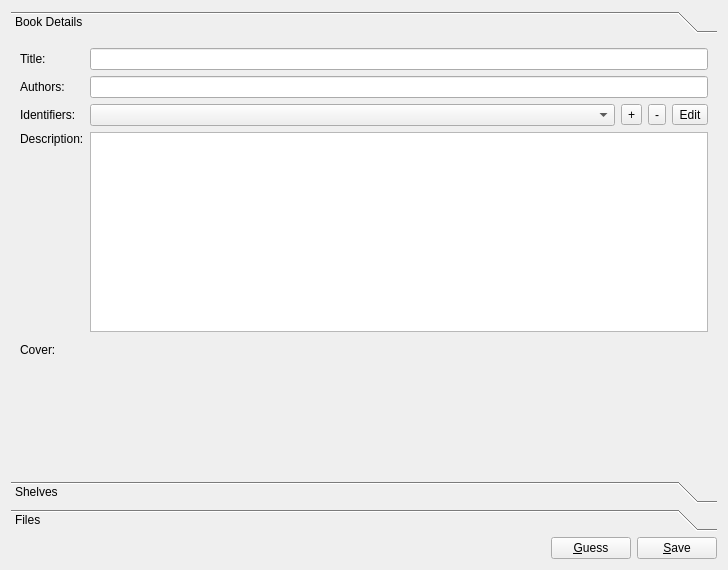
Qt form src/book_editor.ui (chrmorais/aranduka) before a commit.
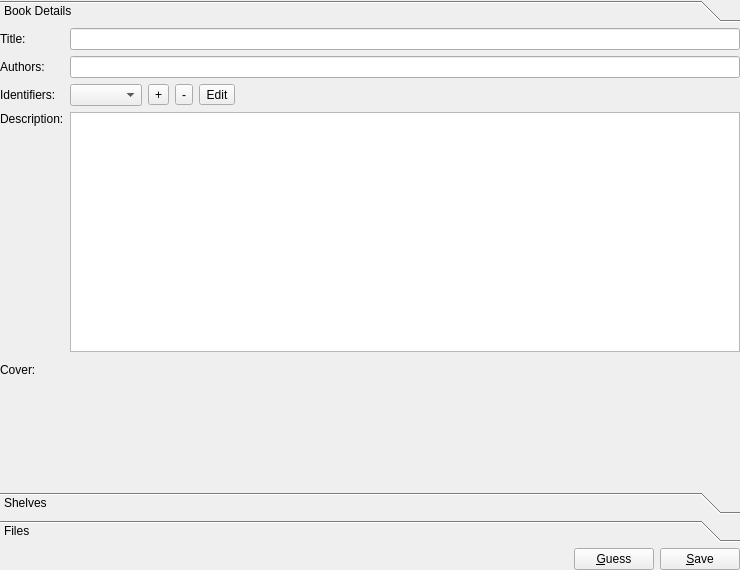
The same form after that commit. The open tabs and pages were chosen to show the change. Icons and pictures are not drawn.

What changed in the file:
```diff
--- a/src/book_editor.ui
+++ b/src/book_editor.ui
@@ -6,7 +6,7 @@
    <rect>
     <x>0</x>
     <y>0</y>
-    <width>728</width>
+    <width>740</width>
     <height>570</height>
    </rect>
   </property>
@@ -14,8 +14,25 @@
    <string>Form</string>
   </property>
   <layout class="QVBoxLayout" name="verticalLayout">
+   <property name="margin">
+    <number>0</number>
+   </property>
    <item>
     <widget class="QToolBox" name="page3">
+     <property name="styleSheet">
+      <string notr="true">::tab:selected {
+     background: qlineargradient(x1: 0, y1: 0, x2: 0, y2: 1,
+                                 stop: 0 #6a6ea9, stop: 1 #888dd9);
+ }
+
+::tab {
+     background: qlineargradient(x1: 0, y1: 0, x2: 0, y2: 1,
+                                 stop: 0 #FAFBFE, stop: 1 #DCDEF1);
+ }</string>
+     </property>
+     <property name="frameShape">
+      <enum>QFrame::NoFrame</enum>
+     </property>
      <property name="currentIndex">
       <number>0</number>
      </property>
@@ -24,14 +41,20 @@
        <rect>
         <x>0</x>
         <y>0</y>
-        <width>710</width>
-        <height>429</height>
+        <width>730</width>
+        <height>437</height>
        </rect>
       </property>
       <attribute name="label">
        <string>Book Details</string>
       </attribute>
       <layout class="QFormLayout" name="formLayout">
+       <property name="fieldGrowthPolicy">
+        <enum>QFormLayout::ExpandingFieldsGrow</enum>
+       </property>
+       <property name="margin">
+        <number>0</number>
+       </property>
        <item row="0" column="0">
         <widget class="QLabel" name="label_6">
          <property name="text">
```
Left out of the diff: 16 changed lines with no effect on the pictures.
